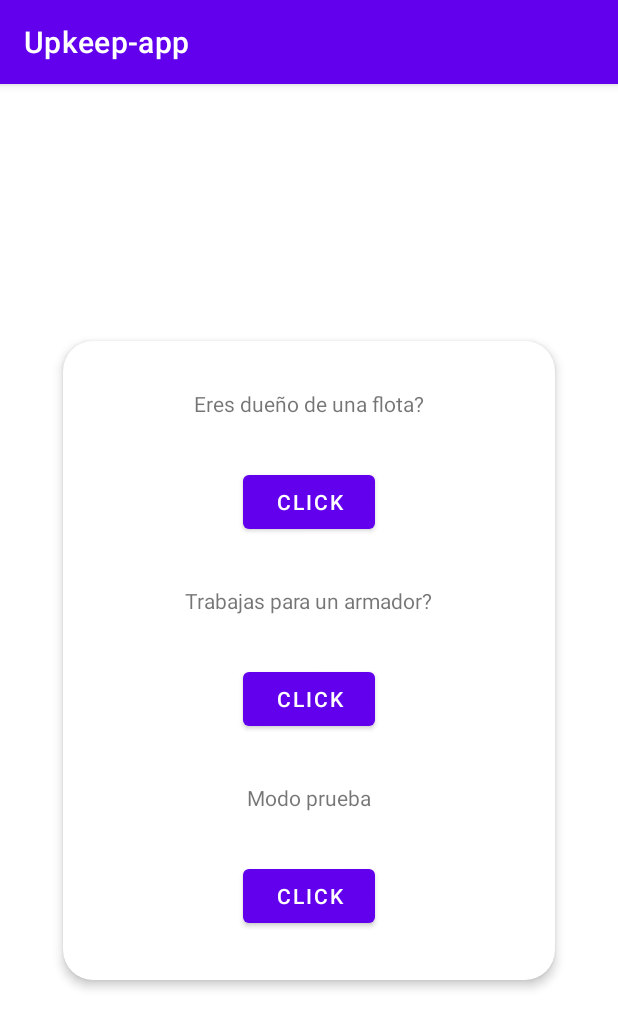
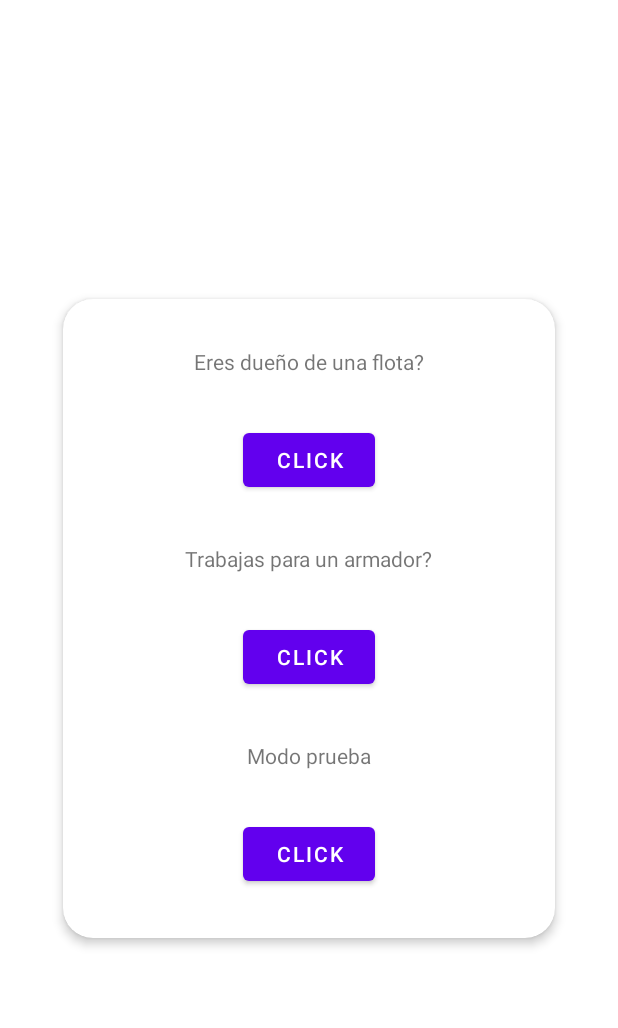
Before and after one commit to braiso-22/Upkeep-app, an Android app: the screen it shows after launch (OnBoardingActivity), on a phone screen of 412 x 824 dp. Shown: the top 1028 px of the screen. Run offline under Robolectric (Android 15) with nearby library versions, the phone set to English and light mode, and no system bars.

Commit message:
#043 - Eliminar toolbar general

```diff
--- a/app/src/main/res/values-night/themes.xml
+++ b/app/src/main/res/values-night/themes.xml
@@ -1,6 +1,6 @@
 <resources xmlns:tools="http://schemas.android.com/tools">
     <!-- Base application theme. -->
-    <style name="Theme.Upkeepapp" parent="Theme.MaterialComponents.DayNight.DarkActionBar">
+    <style name="Theme.Upkeepapp" parent="Theme.MaterialComponents.DayNight.NoActionBar">
         <!-- Primary brand color. -->
         <item name="colorPrimary">@color/purple_200</item>
         <item name="colorPrimaryVariant">@color/purple_700</item>
--- a/app/src/main/res/values/themes.xml
+++ b/app/src/main/res/values/themes.xml
@@ -1,6 +1,6 @@
 <resources xmlns:tools="http://schemas.android.com/tools">
     <!-- Base application theme. -->
-    <style name="Theme.Upkeepapp" parent="Theme.MaterialComponents.DayNight.DarkActionBar">
+    <style name="Theme.Upkeepapp" parent="Theme.MaterialComponents.DayNight.NoActionBar">
         <!-- Primary brand color. -->
         <item name="colorPrimary">@color/purple_500</item>
         <item name="colorPrimaryVariant">@color/purple_700</item>
```
